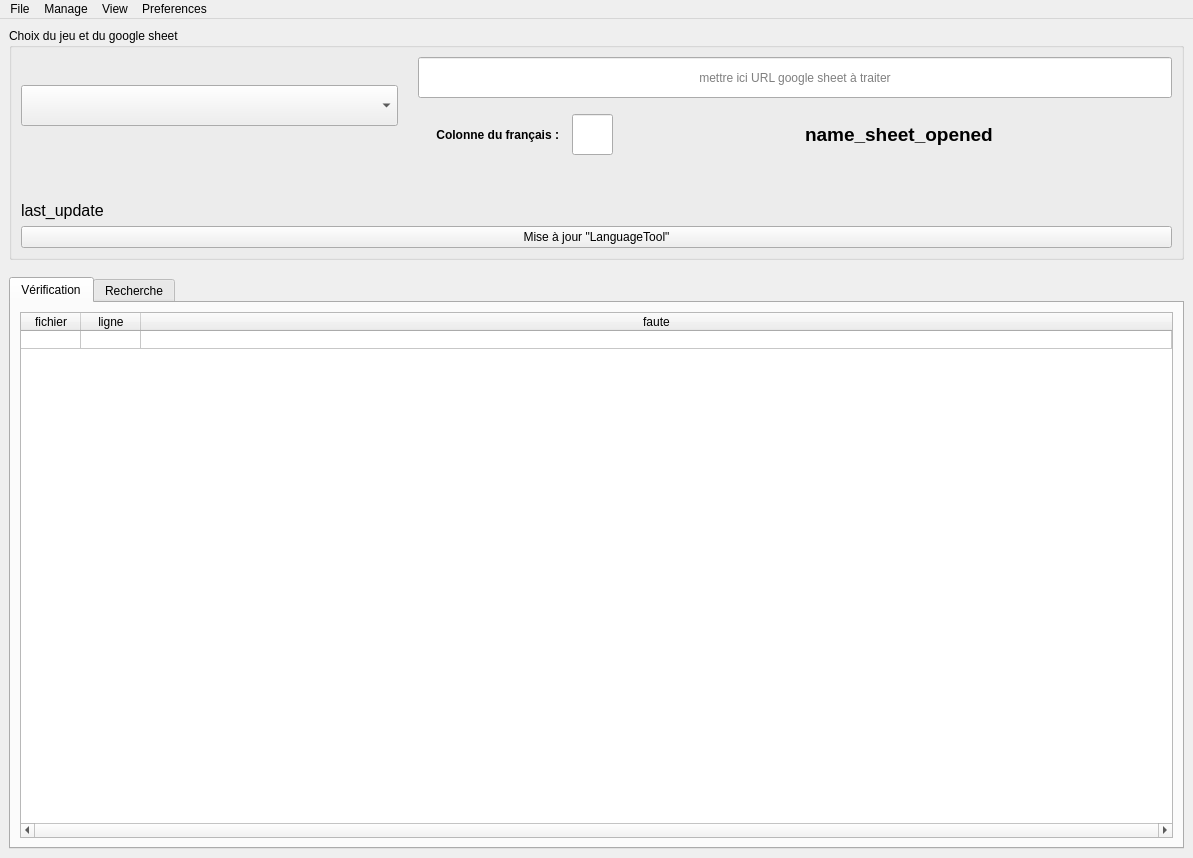
First picture: the form in checkfrench/ui/mainwindow/mainwindow.ui, repository Silous888/RawTextCheck, before the edit.
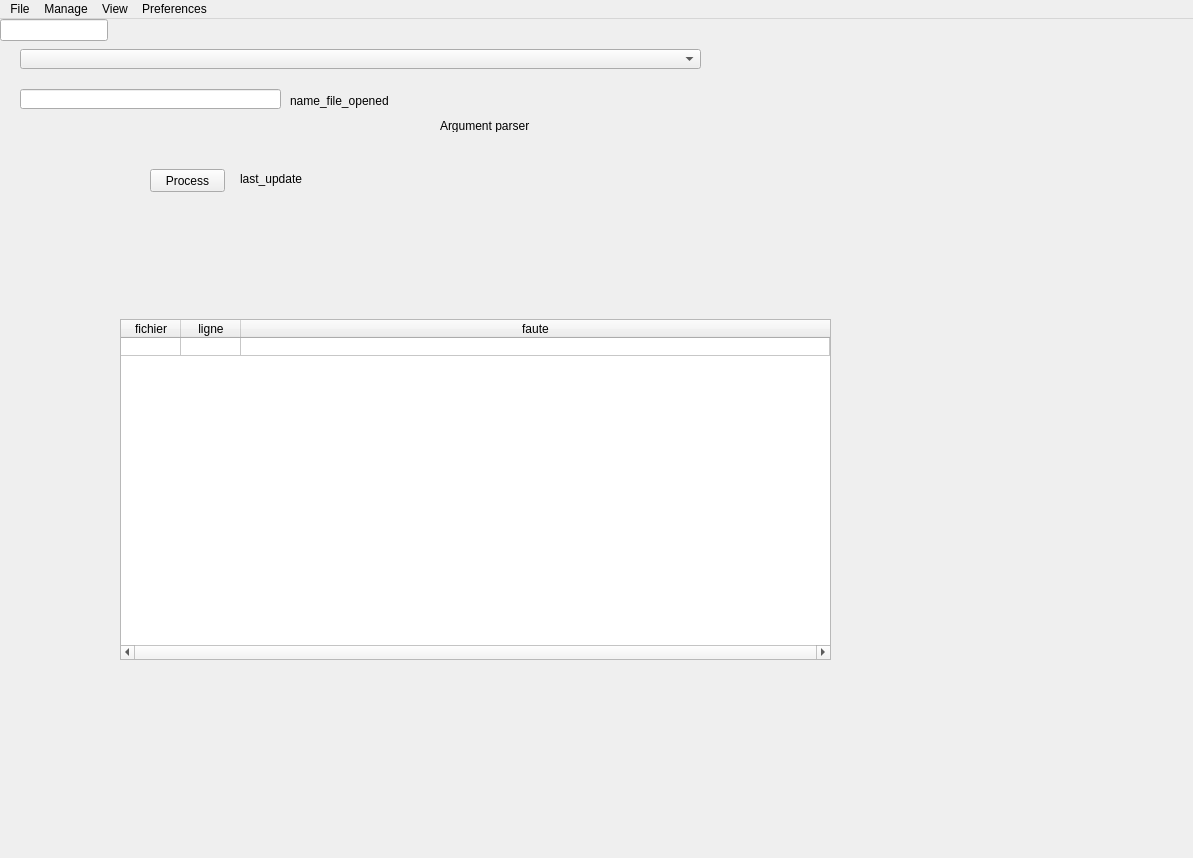
Second picture: the form after the edit. Icons and pictures are not drawn.

```diff
--- a/checkfrench/ui/mainwindow/mainwindow.ui
+++ b/checkfrench/ui/mainwindow/mainwindow.ui
@@ -21,276 +21,88 @@
    <property name="styleSheet">
     <string notr="true"/>
    </property>
-   <layout class="QGridLayout" name="gridLayout">
-    <item row="0" column="0">
-     <layout class="QVBoxLayout" name="verticalLayout_1" stretch="0,1">
-      <property name="spacing">
-       <number>17</number>
-      </property>
-      <item>
-       <widget class="QGroupBox" name="groupBox_1">
-        <property name="title">
-         <string>Choix du jeu et du google sheet</string>
-        </property>
-        <layout class="QVBoxLayout" name="verticalLayout_4">
-         <item>
-          <layout class="QHBoxLayout" name="horizontalLayout_1_1" stretch="1,2">
-           <property name="spacing">
-            <number>20</number>
-           </property>
-           <item>
-            <layout class="QVBoxLayout" name="verticalLayout_1_1_1">
-             <property name="spacing">
-              <number>16</number>
-             </property>
-             <item>
-              <widget class="QComboBox" name="comboBox_game">
-               <property name="minimumSize">
-                <size>
-                 <width>0</width>
-                 <height>41</height>
-                </size>
-               </property>
-              </widget>
-             </item>
-            </layout>
-           </item>
-           <item>
-            <layout class="QVBoxLayout" name="verticalLayout_1_1_2">
-             <property name="spacing">
-              <number>16</number>
-             </property>
-             <item>
-              <widget class="QLineEdit" name="lineEdit_urlSheet">
-               <property name="minimumSize">
-                <size>
-                 <width>0</width>
-                 <height>41</height>
-                </size>
-               </property>
-               <property name="maximumSize">
-                <size>
-                 <width>16777215</width>
-                 <height>41</height>
-                </size>
-               </property>
-               <property name="alignment">
-                <set>Qt::AlignCenter</set>
-               </property>
-               <property name="placeholderText">
-                <string>mettre ici URL google sheet à traiter</string>
-               </property>
-              </widget>
-             </item>
-             <item>
-              <layout class="QHBoxLayout" name="horizontalLayout_1_1_2_1">
-               <property name="spacing">
-                <number>13</number>
-               </property>
-               <property name="leftMargin">
-                <number>18</number>
-               </property>
-               <item>
-                <widget class="QLabel" name="label_frenchColumn">
-                 <property name="font">
-                  <font>
-                   <pointsize>9</pointsize>
-                   <weight>75</weight>
-                   <bold>true</bold>
-                  </font>
-                 </property>
+   <widget class="QLabel" name="label_fileOpened">
+    <property name="geometry">
+     <rect>
+      <x>290</x>
+      <y>70</y>
+      <width>111</width>
+      <height>23</height>
+     </rect>
+    </property>
                  <property name="text">
-                  <string>Colonne du français :</string>
-                 </property>
-                 <property name="alignment">
-                  <set>Qt::AlignRight|Qt::AlignTrailing|Qt::AlignVCenter</set>
-                 </property>
-                </widget>
-               </item>
-               <item>
-                <widget class="QLineEdit" name="lineEdit_frenchColumn">
-                 <property name="minimumSize">
-                  <size>
-                   <width>41</width>
-                   <height>41</height>
-                  </size>
-                 </property>
-                 <property name="maximumSize">
-                  <size>
-                   <width>41</width>
-                   <height>41</height>
-                  </size>
-                 </property>
-                 <property name="maxLength">
-                  <number>2</number>
-                 </property>
-                 <property name="alignment">
-                  <set>Qt::AlignCenter</set>
-                 </property>
-                </widget>
-               </item>
-               <item>
-                <spacer name="horizontalSpacer_1_1_2_1">
-                 <property name="orientation">
-                  <enum>Qt::Horizontal</enum>
-                 </property>
-                 <property name="sizeHint" stdset="0">
-                  <size>
-                   <width>40</width>
-                   <height>20</height>
-                  </size>
-                 </property>
-                </spacer>
-               </item>
-               <item>
-                <widget class="QLabel" name="label_sheetOpened">
-                 <property name="font">
-                  <font>
-                   <pointsize>14</pointsize>
-                   <weight>75</weight>
-                   <bold>true</bold>
-                  </font>
-                 </property>
+     <string>name_file_opened</string>
+    </property>
+   </widget>
+   <widget class="QLineEdit" name="lineEdit_argument"/>
+   <widget class="QLabel" name="label_argument">
+    <property name="geometry">
+     <rect>
+      <x>440</x>
+      <y>100</y>
+      <width>102</width>
+      <height>13</height>
+     </rect>
+    </property>
                  <property name="text">
-                  <string>name_sheet_opened</string>
-                 </property>
-                </widget>
-               </item>
-               <item>
-                <spacer name="horizontalSpacer_1_1_2_1_bis">
-                 <property name="orientation">
-                  <enum>Qt::Horizontal</enum>
-                 </property>
-                 <property name="sizeHint" stdset="0">
-                  <size>
-                   <width>40</width>
+     <string>Argument parser</string>
+    </property>
+   </widget>
+   <widget class="QLineEdit" name="lineEdit_filepath">
+    <property name="geometry">
+     <rect>
+      <x>20</x>
+      <y>70</y>
+      <width>261</width>
                    <height>20</height>
-                  </size>
-                 </property>
-                </spacer>
-               </item>
-              </layout>
-             </item>
-            </layout>
-           </item>
-          </layout>
-         </item>
-         <item>
-          <spacer name="verticalSpacer_1_1">
-           <property name="orientation">
-            <enum>Qt::Vertical</enum>
-           </property>
-           <property name="sizeHint" stdset="0">
-            <size>
-             <width>20</width>
-             <height>40</height>
-            </size>
-           </property>
-          </spacer>
-         </item>
-         <item>
-          <widget class="QLabel" name="label_updateFolder">
-           <property name="font">
-            <font>
-             <pointsize>12</pointsize>
-            </font>
-           </property>
-           <property name="text">
-            <string>last_update</string>
-           </property>
-          </widget>
-         </item>
-         <item>
+     </rect>
+    </property>
+   </widget>
           <widget class="QPushButton" name="pushButton_process">
-           <property name="toolTip">
-            <string>Vérificateur de OpenOffice. Peut analyser les phrases. Un peu lent.</string>
+    <property name="geometry">
+     <rect>
+      <x>150</x>
+      <y>150</y>
+      <width>75</width>
+      <height>23</height>
+     </rect>
            </property>
            <property name="text">
-            <string>Mise à jour &quot;LanguageTool&quot;</string>
-           </property>
-          </widget>
-         </item>
-        </layout>
-       </widget>
-      </item>
-      <item>
-       <layout class="QHBoxLayout" name="horizontalLayout_1_2" stretch="0,5">
-        <property name="spacing">
-         <number>24</number>
-        </property>
-        <item>
-         <layout class="QVBoxLayout" name="verticalLayout_1_2_1" stretch=""/>
-        </item>
-        <item>
-         <widget class="QTabWidget" name="tabWidget_result">
-          <property name="currentIndex">
-           <number>0</number>
-          </property>
-          <widget class="QWidget" name="tab_1">
-           <attribute name="title">
-            <string>Vérification</string>
-           </attribute>
-           <layout class="QGridLayout" name="gridLayout_5">
-            <item row="0" column="0">
+     <string>Process</string>
+    </property>
+   </widget>
+   <widget class="QLabel" name="label_updateResult">
+    <property name="geometry">
+     <rect>
+      <x>240</x>
+      <y>150</y>
+      <width>81</width>
+      <height>19</height>
+     </rect>
+    </property>
+    <property name="text">
+     <string>last_update</string>
+    </property>
+   </widget>
+   <widget class="QComboBox" name="comboBox_project">
+    <property name="geometry">
+     <rect>
+      <x>20</x>
+      <y>30</y>
+      <width>681</width>
+      <height>20</height>
+     </rect>
+    </property>
+   </widget>
              <widget class="QTableWidget" name="tableWidget_1">
-              <property name="contextMenuPolicy">
-               <enum>Qt::CustomContextMenu</enum>
-              </property>
-              <property name="horizontalScrollBarPolicy">
-               <enum>Qt::ScrollBarAlwaysOn</enum>
-              </property>
-              <property name="editTriggers">
-               <set>QAbstractItemView::NoEditTriggers</set>
-              </property>
-              <property name="selectionMode">
-               <enum>QAbstractItemView::SingleSelection</enum>
-              </property>
-              <property name="selectionBehavior">
-               <enum>QAbstractItemView::SelectRows</enum>
-              </property>
-              <attribute name="horizontalHeaderDefaultSectionSize">
-               <number>60</number>
-              </attribute>
-              <attribute name="horizontalHeaderStretchLastSection">
-               <bool>true</bool>
-              </attribute>
-              <attribute name="verticalHeaderVisible">
-               <bool>false</bool>
-              </attribute>
-              <attribute name="verticalHeaderDefaultSectionSize">
-               <number>15</number>
-              </attribute>
-              <row>
-               <property name="text">
-                <string>1</string>
-               </property>
-              </row>
-              <column>
-               <property name="text">
-                <string>fichier</string>
-               </property>
-              </column>
-              <column>
-               <property name="text">
-                <string>ligne</string>
-               </property>
-              </column>
-              <column>
-               <property name="text">
-                <string>faute</string>
-               </property>
-              </column>
-             </widget>
-            </item>
-           </layout>
-          </widget>
-          <widget class="QWidget" name="tab_2">
-           <attribute name="title">
-            <string>Recherche</string>
-           </attribute>
-           <layout class="QGridLayout" name="gridLayout_3">
-            <item row="0" column="0">
-             <widget class="QTableWidget" name="tableWidget_2">
+    <property name="geometry">
+     <rect>
+      <x>120</x>
+      <y>300</y>
+      <width>711</width>
+      <height>341</height>
+     </rect>
+    </property>
               <property name="contextMenuPolicy">
                <enum>Qt::CustomContextMenu</enum>
               </property>
@@ -339,16 +151,6 @@
                </property>
               </column>
              </widget>
-            </item>
-           </layout>
-          </widget>
-         </widget>
-        </item>
-       </layout>
-      </item>
-     </layout>
-    </item>
-   </layout>
   </widget>
   <widget class="QMenuBar" name="menuBar">
    <property name="geometry">
```
Left out of the diff: 14 changed lines with no effect on the pictures. Lines whose indentation alone changed are shown as unchanged.
